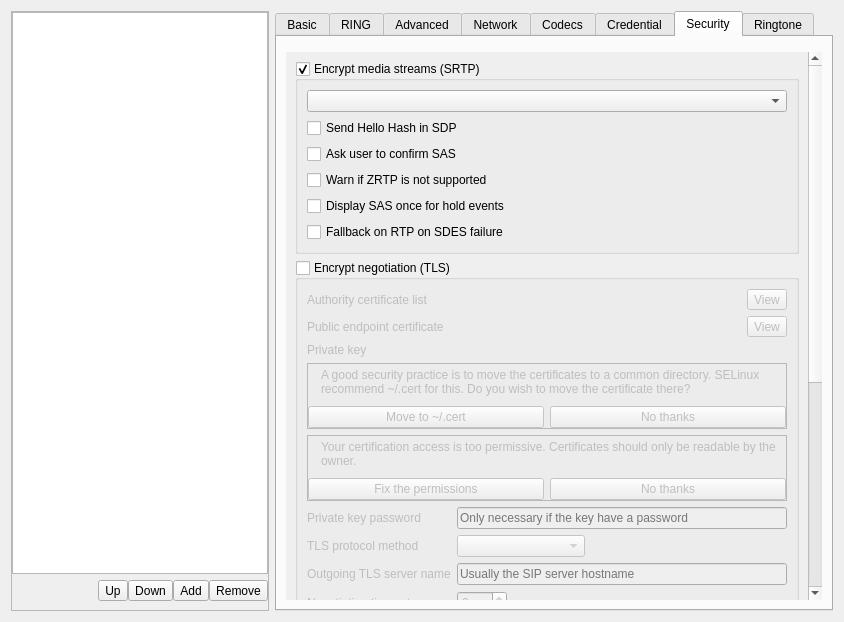
Before: the Qt Designer form src/conf/dlgaccountsbase.ui in KDE/ring-kde, drawn with Qt 5.
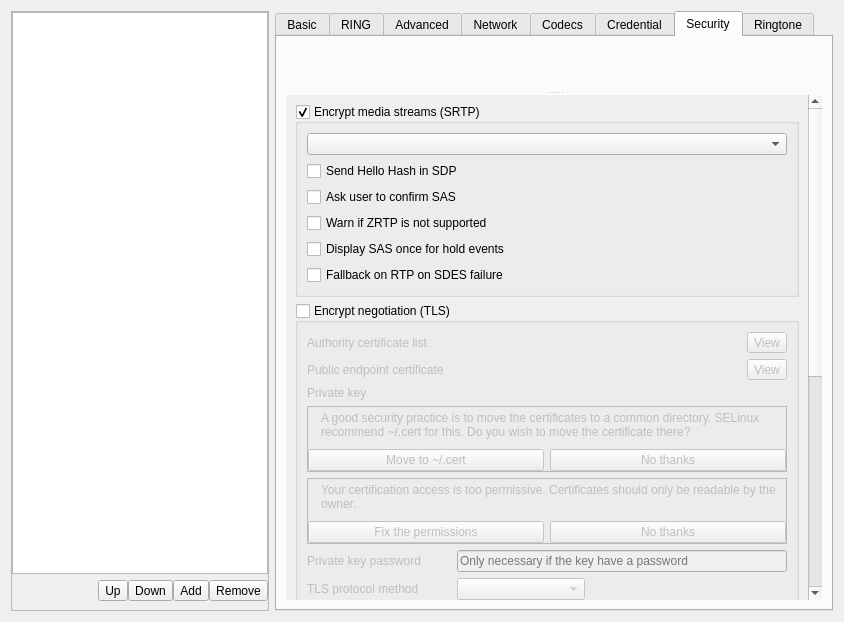
After: the same form once the commit is applied. The open tabs and pages were chosen to show the change. Icons and pictures are not drawn. Custom widgets are drawn as their Qt base class.

```diff
--- a/src/conf/dlgaccountsbase.ui
+++ b/src/conf/dlgaccountsbase.ui
@@ -234,7 +234,7 @@
          </size>
         </property>
         <property name="currentIndex">
-         <number>0</number>
+         <number>6</number>
         </property>
         <widget class="QWidget" name="tab_basic">
          <attribute name="title">
@@ -1171,6 +1171,10 @@
          </attribute>
          <layout class="QVBoxLayout" name="verticalLayout_11">
           <item>
+           <widget class="QSplitter" name="splitter">
+            <property name="orientation">
+             <enum>Qt::Vertical</enum>
+            </property>
            <widget class="SecurityLevelWidget" name="m_pSecurityIssues" native="true">
             <property name="sizePolicy">
              <sizepolicy hsizetype="Preferred" vsizetype="Fixed">
@@ -1191,8 +1195,6 @@
              </size>
             </property>
            </widget>
-          </item>
-          <item>
            <widget class="QScrollArea" name="scrollArea">
             <property name="sizePolicy">
              <sizepolicy hsizetype="Expanding" vsizetype="Expanding">
@@ -1532,6 +1534,9 @@
                  </item>
                  <item row="6" column="1" colspan="5">
                   <widget class="QLineEdit" name="edit_tls_private_key_password">
+                    <property name="echoMode">
+                     <enum>QLineEdit::Password</enum>
+                    </property>
                    <property name="placeholderText">
                     <string>Only necessary if the key have a password</string>
                    </property>
@@ -1554,7 +1559,7 @@
                    </property>
                    <property name="icon">
                     <iconset theme="view-list-text">
-                     <normaloff>../../../../../../.designer/backup</normaloff>../../../../../../.designer/backup</iconset>
+                      <normaloff>../../../../../../../../.designer/backup</normaloff>../../../../../../../../.designer/backup</iconset>
                    </property>
                   </widget>
                  </item>
@@ -1568,7 +1573,7 @@
                    </property>
                    <property name="icon">
                     <iconset theme="view-list-text">
-                     <normaloff>../../../../../../.designer/backup</normaloff>../../../../../../.designer/backup</iconset>
+                      <normaloff>../../../../../../../../.designer/backup</normaloff>../../../../../../../../.designer/backup</iconset>
                    </property>
                   </widget>
                  </item>
@@ -1654,6 +1659,7 @@
                </widget>
               </item>
              </layout>
+             </widget>
             </widget>
            </widget>
           </item>
```
Lines whose indentation alone changed are shown as unchanged.
